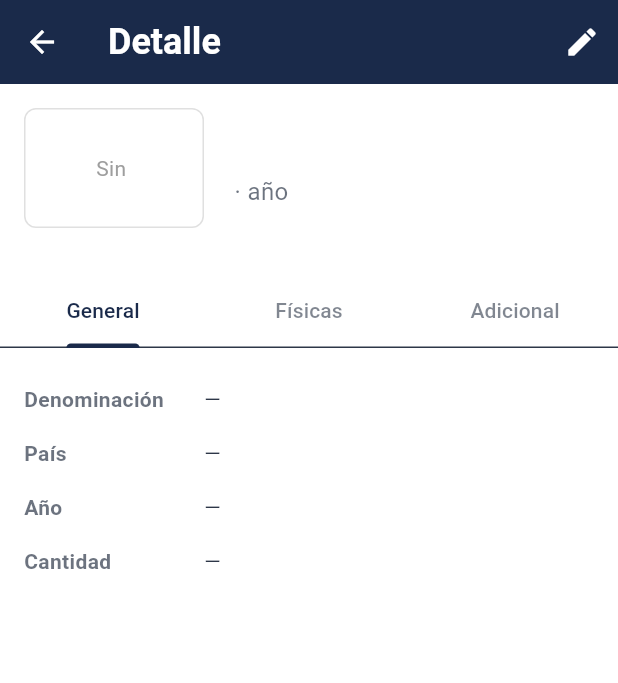
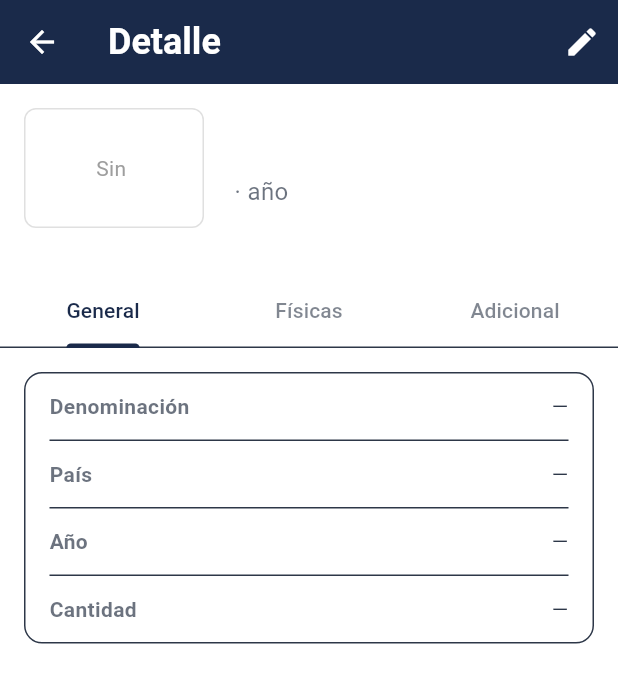
Before and after one commit to Seba-QA/coleccion_numismatica, a Flutter app: the DetalleMoneda screen opened directly with empty values, on a phone screen of 412 x 824 dp. Shown: the top 683 px of the screen. Run offline on Flutter 3.47's test engine with Material 3 defaults, Android fonts, the light colour scheme and no system bars; our stand-ins replace cloud_firestore, file_picker, firebase_auth, firebase_core, google_sign_in, hive_flutter and 3 more; accounts and stored records are empty; network calls fail.

Commit message:
Arreglos esteticos de interfaz

```diff
--- a/coleccion_numismatica/lib/detalle_moneda.dart
+++ b/coleccion_numismatica/lib/detalle_moneda.dart
@@ -264,23 +264,21 @@ class _DetalleMonedaState extends State<DetalleMoneda>
 
   Widget _buildCampo(String label, String? valor) {
     return Padding(
-      padding: const EdgeInsets.symmetric(vertical: 8),
+      padding: const EdgeInsets.symmetric(vertical: 12, horizontal: 16),
       child: Row(
-        crossAxisAlignment: CrossAxisAlignment.start,
+        mainAxisAlignment: MainAxisAlignment.spaceBetween,
         children: [
-          SizedBox(
-            width: 120,
-            child: Text(
-              label,
-              style: TextStyle(
-                fontWeight: FontWeight.w600,
-                color: Theme.of(context).colorScheme.onSurface.withOpacity(0.7),
-              ),
+          Text(
+            label,
+            style: TextStyle(
+              fontWeight: FontWeight.w600,
+              color: Theme.of(context).colorScheme.onSurface.withOpacity(0.7),
             ),
           ),
           Expanded(
             child: Text(
               valor != null && valor.isNotEmpty ? valor : '—',
+              textAlign: TextAlign.end,
               style: TextStyle(color: Theme.of(context).colorScheme.onSurface),
             ),
           ),
@@ -294,14 +292,14 @@ class _DetalleMonedaState extends State<DetalleMoneda>
   Widget _buildGeneralTab(Map<String, String> moneda) {
     return Padding(
       padding: const EdgeInsets.all(16),
-      child: Column(
-        crossAxisAlignment: CrossAxisAlignment.start,
-        children: [
+      child: Align(
+        alignment: Alignment.topCenter,
+        child: _buildTabla([
           _buildCampo('Denominación', moneda['denominacion']),
           _buildCampo('País', moneda['pais']),
           _buildCampo('Año', moneda['anio']),
           _buildCampo('Cantidad', moneda['cantidad']),
-        ],
+        ]),
       ),
     );
   }
@@ -318,13 +316,13 @@ class _DetalleMonedaState extends State<DetalleMoneda>
     }
     return Padding(
       padding: const EdgeInsets.all(16),
-      child: Column(
-        crossAxisAlignment: CrossAxisAlignment.start,
-        children: [
+      child: Align(
+        alignment: Alignment.topCenter,
+        child: _buildTabla([
           _buildCampo('Composición', moneda['composicion']),
           _buildCampo('Peso (g)', moneda['peso']),
           _buildCampo('Diámetro (mm)', moneda['diametro']),
-        ],
+        ]),
       ),
     );
   }
@@ -418,4 +416,35 @@ class _DetalleMonedaState extends State<DetalleMoneda>
       ],
     );
   }
+
+  Widget _buildTabla(List<Widget> campos) {
+    final colorScheme = Theme.of(context).colorScheme;
+    final borderColor = colorScheme.outline;
+
+    return Container(
+      decoration: BoxDecoration(
+        border: Border.all(color: borderColor, width: 1.0),
+        borderRadius: BorderRadius.circular(12),
+      ),
+      child: Column(
+        mainAxisSize: MainAxisSize.min,
+        children:
+            campos.asMap().entries.map((entry) {
+              final index = entry.key;
+              final child = entry.value;
+              return Column(
+                children: [
+                  child,
+                  if (index < campos.length - 1)
+                    Container(
+                      height: 1.0,
+                      color: borderColor,
+                      margin: const EdgeInsets.symmetric(horizontal: 16),
+                    ),
+                ],
+              );
+            }).toList(),
+      ),
+    );
+  }
 }
--- a/coleccion_numismatica/lib/main.dart
+++ b/coleccion_numismatica/lib/main.dart
@@ -85,8 +85,8 @@ class ColeccionNumismaticaApp extends StatelessWidget {
     useMaterial3: true,
     brightness: Brightness.dark,
     colorScheme: const ColorScheme.dark(
-      primary: Color(0xFF1A2A4A),
-      secondary: Color(0xFFC9A03D),
+      primary: Color(0xFFb4c4e4),
+      secondary: Color(0xFFC39937),
       surface: Color(0xFF2C2C2C),
       background: Color(0xFF121212),
       error: Color(0xFFC53030),
--- a/coleccion_numismatica/lib/pantalla_auth.dart
+++ b/coleccion_numismatica/lib/pantalla_auth.dart
@@ -270,7 +270,7 @@ class _PantallaAuthState extends State<PantallaAuth> {
                 if (_isLoading)
                   const CircularProgressIndicator()
                 else
-                  ElevatedButton(
+                  OutlinedButton(
                     onPressed: _submit,
                     style: ElevatedButton.styleFrom(
                       minimumSize: const Size(double.infinity, 45),
@@ -314,7 +314,7 @@ class _PantallaAuthState extends State<PantallaAuth> {
                       if (mounted) setState(() => _isLoading = false);
                     }
                   },
-                  child: const Text('Seguir como invitado'),
+                  child: const Text('Seguir como invitado →'),
                 ),
               ],
             ),
```
